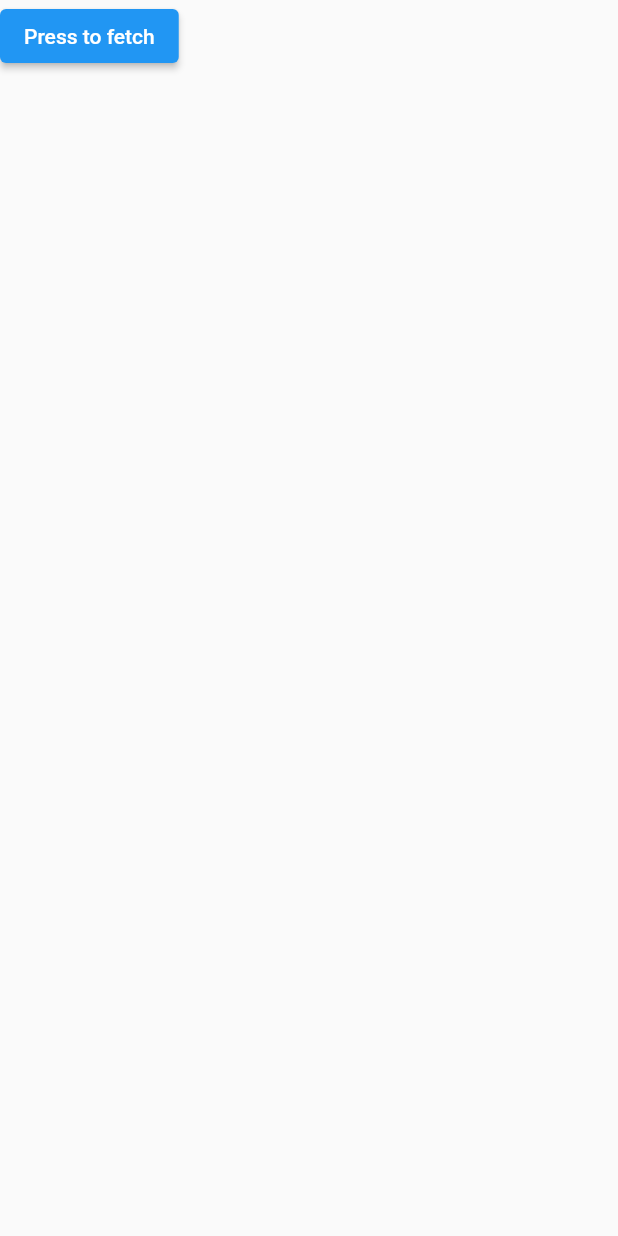
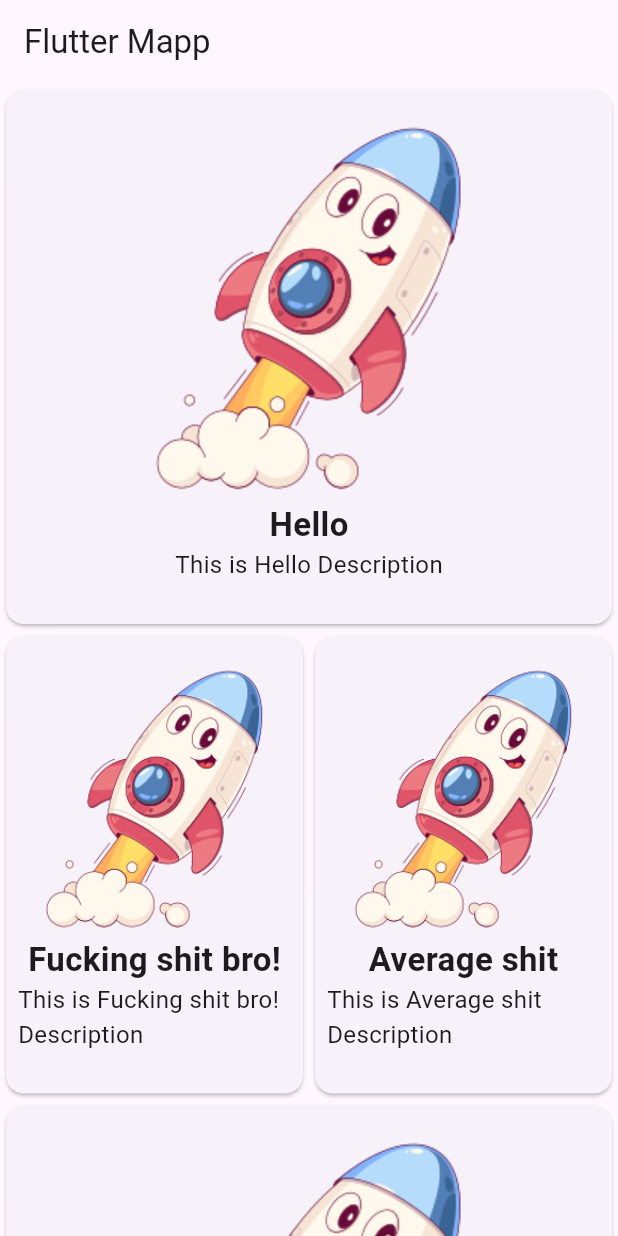
Before and after one commit to mhmadamrii/Flutter-essential-app, a Flutter app: the screen it shows after launch, on a phone screen of 412 x 824 dp. Run offline on Flutter 3.47's test engine with Material 2 defaults, Android fonts, the phone set to English and light mode, and no system bars.

Commit message:
add some shit

```diff
--- /dev/null
+++ b/lib/class/item_class.dart
@@ -0,0 +1,6 @@
+class ItemClass {
+  ItemClass({
+    required this.title,
+  });
+  String title;
+}
--- a/lib/main.dart
+++ b/lib/main.dart
@@ -1,67 +1,20 @@
+import 'package:basic/screens/homepage.dart';
 import 'package:flutter/material.dart';
-import 'package:dio/dio.dart';
 
 void main() => runApp(const MyApp());
 
 class MyApp extends StatelessWidget {
-  const MyApp({Key? key}) : super(key: key);
+  const MyApp({super.key});
 
   @override
   Widget build(BuildContext context) {
     return MaterialApp(
-      home: Homepage(),
+      home: const Homepage(),
       theme: ThemeData(
         primarySwatch: Colors.blue,
+        useMaterial3: true,
       ),
       debugShowCheckedModeBanner: false,
     );
   }
 }
-
-class Homepage extends StatefulWidget {
-  const Homepage({Key? key}) : super(key: key);
-
-  @override
-  State<Homepage> createState() => _HomepageState();
-}
-
-class _HomepageState extends State<Homepage> {
-  final Dio dio = Dio();
-
-  String _datas = "";
-  Future<void> fetchData() async {
-    try {
-      Response res =
-          await dio.get("https://jsonplaceholder.typicode.com/posts");
-      setState(() {
-        _datas = res.data.toString();
-      });
-      print(res.data);
-    } catch (error) {
-      print(error.toString());
-    }
-  }
-
-  @override
-  Widget build(BuildContext context) {
-    return Scaffold(
-      body: SafeArea(
-        child: SingleChildScrollView(
-          child: Column(
-            children: [
-              ElevatedButton(
-                onPressed: fetchData,
-                child: const Text(
-                  "Press to fetch",
-                ),
-              ),
-              Text(
-                _datas,
-              )
-            ],
-          ),
-        ),
-      ),
-    );
-  }
-}
--- /dev/null
+++ b/lib/screens/homepage.dart
@@ -0,0 +1,44 @@
+import 'package:basic/class/item_class.dart';
+import 'package:basic/widgets/card_image.dart';
+import 'package:flutter/material.dart';
+
+class Homepage extends StatelessWidget {
+  const Homepage({super.key});
+
+  @override
+  Widget build(BuildContext context) {
+    return Scaffold(
+      appBar: AppBar(
+        title: const Text(
+          "Flutter Mapp",
+        ),
+      ),
+      body: SingleChildScrollView(
+        child: Column(
+          children: [
+            CardImage(
+              itemClass: ItemClass(title: "Hello"),
+            ),
+            Row(
+              children: [
+                Expanded(
+                  child: CardImage(
+                    itemClass: ItemClass(title: "Fucking shit bro!"),
+                  ),
+                ),
+                Expanded(
+                  child: CardImage(
+                    itemClass: ItemClass(title: "Average shit"),
+                  ),
+                ),
+              ],
+            ),
+            CardImage(
+              itemClass: ItemClass(title: "Yo this shit?"),
+            )
+          ],
+        ),
+      ),
+    );
+  }
+}
--- /dev/null
+++ b/lib/widgets/card_image.dart
@@ -0,0 +1,52 @@
+import 'package:basic/class/item_class.dart';
+import 'package:flutter/material.dart';
+
+class CardImage extends StatelessWidget {
+  const CardImage({
+    super.key,
+    required this.itemClass,
+  });
+
+  final ItemClass itemClass;
+
+  @override
+  Widget build(BuildContext context) {
+    return GestureDetector(
+      onTap: () {
+        print("clicked");
+      },
+      child: Card(
+        child: Container(
+          padding: const EdgeInsets.all(8.0),
+          width: double.infinity,
+          child: Column(
+            children: [
+              const SizedBox(
+                height: 10,
+              ),
+              Image.asset(
+                "images/handle-rocket.png",
+              ),
+              Text(
+                itemClass.title,
+                style: const TextStyle(
+                  fontSize: 22,
+                  fontWeight: FontWeight.bold,
+                ),
+              ),
+              Text(
+                "This is ${itemClass.title} Description",
+                style: const TextStyle(
+                  fontSize: 16,
+                ),
+              ),
+              const SizedBox(
+                height: 20,
+              )
+            ],
+          ),
+        ),
+      ),
+    );
+  }
+}
--- a/pubspec.yaml
+++ b/pubspec.yaml
@@ -66,6 +66,8 @@ flutter:
   # To add assets to your application, add an assets section, like this:
   assets:
     - images/einstein.jpg
+    - images/rocket.png
+    - images/handle-rocket.png
   #   - images/a_dot_ham.jpeg
 
   # An image asset can refer to one or more resolution-specific "variants", see
```
Also changed, not shown: lib/screens/home.dart (deleted, +0 -124 lines), lib/screens/instagram.dart (deleted, +0 -40 lines), lib/widgets/bottom_navigation.dart (deleted, +0 -34 lines), lib/widgets/stories.dart (deleted, +0 -75 lines), images/handle-rocket.png (added), images/rocket.png (added).
